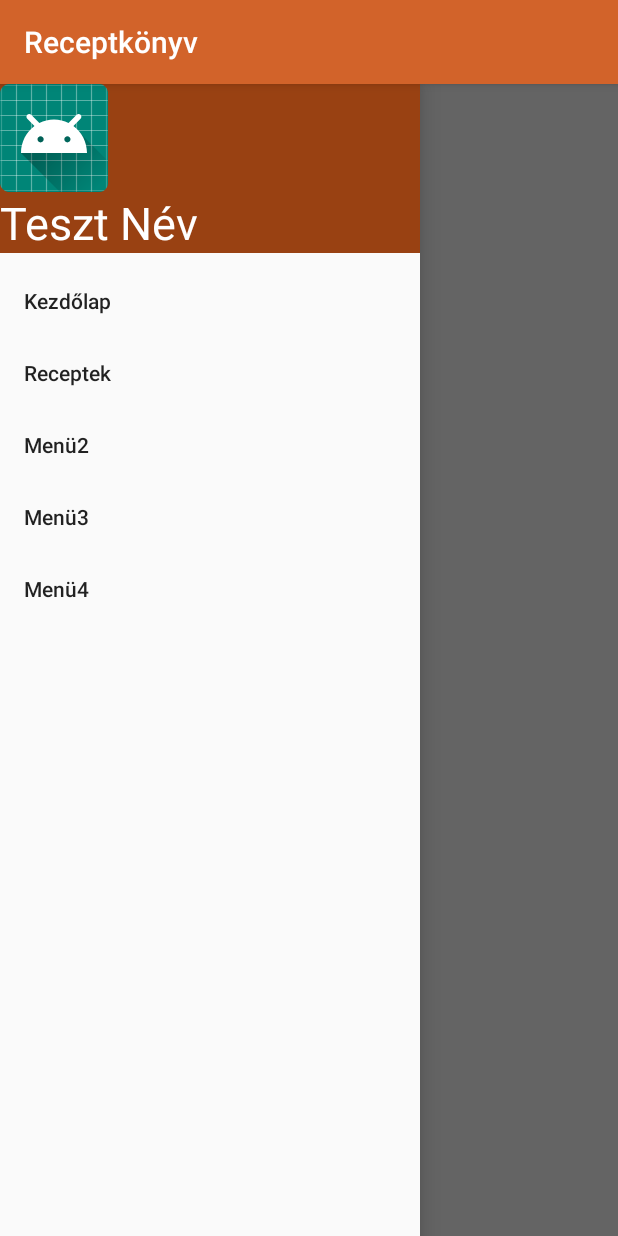
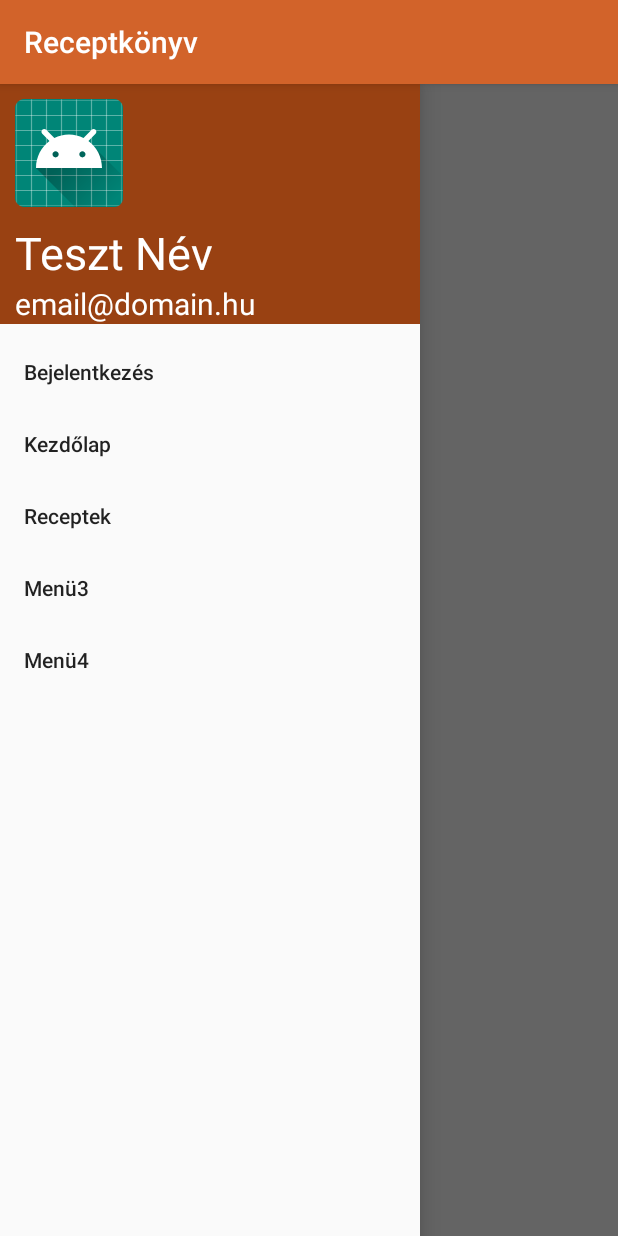
Before and after one commit to TRexKing42/ReceptkonyvApp, an Android app: the screen it shows after launch (MainActivity), with the side drawer open, on a phone screen of 412 x 824 dp. Run offline under Robolectric (Android 15) with nearby library versions, the phone set to English and light mode, and no system bars; our stand-ins replace Firebase (no records; nobody signed in at launch, a user with empty details on screens opened directly); libraries missing offline, so code that uses them is left out: com.firebase.ui.

```diff
--- a/app/build.gradle
+++ b/app/build.gradle
@@ -1,4 +1,5 @@
 apply plugin: 'com.android.application'
+apply plugin: 'com.google.gms.google-services'
 
 android {
     compileSdkVersion 29
@@ -30,4 +31,9 @@ dependencies {
     implementation 'com.google.android.material:material:1.0.0'
     implementation 'com.google.android:flexbox:1.0.0'           //TagView
     implementation 'com.github.mahimrocky:TagView:1.0.3'        //TagView https://github.com/mahimrocky/TagView
+    implementation 'com.google.firebase:firebase-analytics:17.2.0'  //Firebase
+    implementation 'com.google.firebase:firebase-auth:17.0.0'       //Firebase Auth
+    implementation 'com.firebaseui:firebase-ui-auth:4.3.1'          //Firebase UI
+    implementation 'com.google.firebase:firebase-database:17.0.0'   //Firebase StackOverflow-os FIX
+
 }
--- a/app/src/main/java/com/banfikristof/receptkonyv/MainActivity.java
+++ b/app/src/main/java/com/banfikristof/receptkonyv/MainActivity.java
@@ -10,6 +10,8 @@ import androidx.fragment.app.FragmentTransaction;
 
 import android.content.Intent;
 import android.database.Cursor;
+import android.graphics.Bitmap;
+import android.graphics.BitmapFactory;
 import android.net.Uri;
 import android.os.Bundle;
 import android.view.Menu;
@@ -17,21 +19,33 @@ import android.view.MenuItem;
 import android.view.View;
 import android.widget.AdapterView;
 import android.widget.ArrayAdapter;
+import android.widget.ImageView;
 import android.widget.ListView;
+import android.widget.TextView;
 import android.widget.Toast;
 
+import com.firebase.ui.auth.AuthUI;
+import com.firebase.ui.auth.IdpResponse;
 import com.google.android.material.navigation.NavigationView;
+import com.google.firebase.auth.FirebaseAuth;
+import com.google.firebase.auth.FirebaseUser;
 
+import java.net.URL;
 import java.util.ArrayList;
 import java.util.Arrays;
+import java.util.List;
 
 public class MainActivity extends AppCompatActivity implements
         NavigationView.OnNavigationItemSelectedListener,
         ReceptekFragment.ReceptekFragmentListener {
 
+    private static final int RC_SIGN_IN = 123;
     private DrawerLayout dl;
     private ActionBarDrawerToggle actionBarDrawerToggle;
     private NavigationView nv;
+    public FirebaseUser user;
+    private TextView headerName, headerEmail;
+    private ImageView headerPicture;
 
     private SQLiteDBHelper DBManager;
 
@@ -47,7 +61,12 @@ public class MainActivity extends AppCompatActivity implements
     private void init() {
         dl = findViewById(R.id.drawerlayout);
         nv = findViewById(R.id.mainmenu);
+        headerName = findViewById(R.id.menu_header_nev);
         nv.setNavigationItemSelectedListener(this);
+        View header = nv.getHeaderView(0);
+        headerName = header.findViewById(R.id.menu_header_nev);
+        headerEmail = header.findViewById(R.id.menu_header_email);
+        headerPicture = header.findViewById(R.id.menu_header_pic);
 
         DBManager = new SQLiteDBHelper(this);
 
@@ -60,6 +79,44 @@ public class MainActivity extends AppCompatActivity implements
         fragmentTransaction.commit();
     }
 
+    private void firebaseSignInIntent() {
+        // Choose authentication providers
+        List<AuthUI.IdpConfig> providers = Arrays.asList(
+                new AuthUI.IdpConfig.EmailBuilder().build(),
+                new AuthUI.IdpConfig.AnonymousBuilder().build(),
+                new AuthUI.IdpConfig.GoogleBuilder().build());
+
+        // Create and launch sign-in intent
+        startActivityForResult(
+                AuthUI.getInstance()
+                        .createSignInIntentBuilder()
+                        .setAvailableProviders(providers)
+                        .build(),
+                RC_SIGN_IN);
+    }
+
+    @Override
+    protected void onActivityResult(int requestCode, int resultCode, Intent data) {
+        super.onActivityResult(requestCode, resultCode, data);
+
+        if (requestCode == RC_SIGN_IN) {
+            IdpResponse response = IdpResponse.fromResultIntent(data);
+
+            if (resultCode == RESULT_OK) {
+                // Successfully signed in
+
+                user = FirebaseAuth.getInstance().getCurrentUser();
+                headerName.setText(user.getDisplayName());
+                headerPicture.setImageURI(user.getPhotoUrl());
+                headerEmail.setText(user.getEmail());
+            } else {
+                // Sign in failed. If response is null the user canceled the
+                // sign-in flow using the back button. Otherwise check
+                // response.getError().getErrorCode() and handle the error.
+                // ...
+            }
+        }
+    }
 
     @Override
     public boolean onNavigationItemSelected(@NonNull MenuItem menuItem) {
@@ -72,6 +129,9 @@ public class MainActivity extends AppCompatActivity implements
                 break;
             case R.id.menu_receptek:
                 selectedFragment = new ReceptekFragment();
+                break;
+            case R.id.menu_login:
+                firebaseSignInIntent();
                 break;
             default:
                 Toast.makeText(MainActivity.this, "Még nem",Toast.LENGTH_SHORT).show();
--- a/app/src/main/res/layout/activity_uj_recept.xml
+++ b/app/src/main/res/layout/activity_uj_recept.xml
@@ -25,7 +25,8 @@
             android:hint="Étel neve"
             android:textSize="25dp"
             android:id="@+id/ujReceptNev"
-            android:inputType="text"/>
+            android:inputType="text"
+            android:maxLength="50"/>
 
         <EditText
             android:layout_width="match_parent"
@@ -33,7 +34,8 @@
             android:hint="Étel rövid leírása"
             android:textSize="25dp"
             android:inputType="textMultiLine"
-            android:id="@+id/ujReceptLeiras" />
+            android:id="@+id/ujReceptLeiras"
+            android:maxLength="1024"/>
 
         <TextView
             android:layout_width="match_parent"
--- a/app/src/main/res/layout/nv_header.xml
+++ b/app/src/main/res/layout/nv_header.xml
@@ -1,6 +1,7 @@
 <?xml version="1.0" encoding="utf-8"?>
 <LinearLayout xmlns:android="http://schemas.android.com/apk/res/android"
-    android:orientation="vertical" android:layout_width="match_parent"
+    android:orientation="vertical"
+    android:layout_width="match_parent"
     android:layout_height="match_parent"
     android:background="@color/colorPrimaryDark">
 
@@ -8,13 +9,26 @@
         android:layout_width="wrap_content"
         android:layout_height="wrap_content"
         android:src="@mipmap/ic_launcher"
+        android:padding="10dp"
+        android:id="@+id/menu_header_pic"
         />
 
     <TextView
         android:layout_width="match_parent"
-        android:layout_height="match_parent"
+        android:layout_height="wrap_content"
+        android:id="@+id/menu_header_nev"
         android:text="Teszt Név"
         android:textSize="30dp"
+        android:paddingLeft="10dp"
+        android:textColor="#fff"
+        />
+    <TextView
+        android:layout_width="match_parent"
+        android:layout_height="match_parent"
+        android:id="@+id/menu_header_email"
+        android:text="email@domain.hu"
+        android:textSize="20dp"
+        android:paddingLeft="10dp"
         android:textColor="#fff"
         />
 
--- a/app/src/main/res/menu/nv_menu.xml
+++ b/app/src/main/res/menu/nv_menu.xml
@@ -1,11 +1,11 @@
 <?xml version="1.0" encoding="utf-8"?>
 <menu xmlns:android="http://schemas.android.com/apk/res/android">
+    <item android:id="@+id/menu_login"
+        android:title="Bejelentkezés"/>
     <item android:id="@+id/menu_fooldal"
         android:title="Kezdőlap"/>
     <item android:id="@+id/menu_receptek"
         android:title="Receptek"/>
-    <item android:id="@+id/menu_teszt2"
-        android:title="Menü2"/>
     <item android:id="@+id/menu_teszt3"
         android:title="Menü3"/>
     <item android:id="@+id/menu_teszt4"
--- a/build.gradle
+++ b/build.gradle
@@ -8,6 +8,7 @@ buildscript {
     }
     dependencies {
         classpath 'com.android.tools.build:gradle:3.5.0'
+        classpath 'com.google.gms:google-services:4.3.2'
 
         // NOTE: Do not place your application dependencies here; they belong
         // in the individual module build.gradle files
```
Also changed, not shown: 1 other file.
